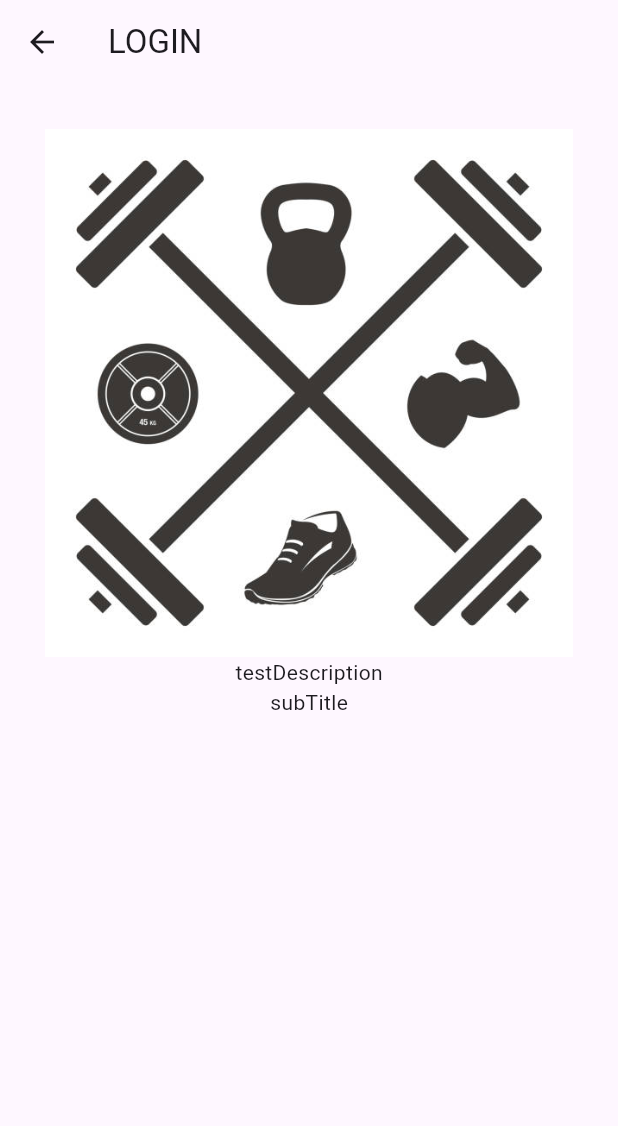
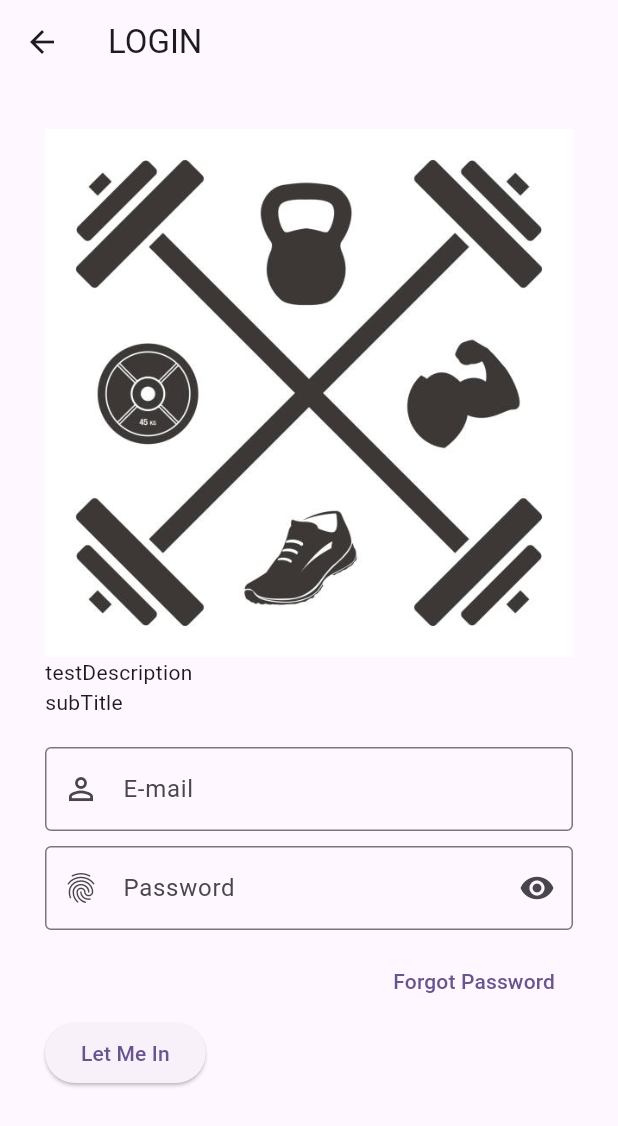
Before and after one commit to SorenM22/Get-Fit, a Flutter app: the AuthenticationPage screen opened directly, after a tap on "Login", on a phone screen of 412 x 824 dp. Shown: the top 1126 px of the screen. Run offline on Flutter 3.47's test engine with Material 3 defaults, Android fonts, the phone set to English and light mode, and no system bars; our stand-ins replace firebase_core, firebase_database; accounts and stored records are empty.

Commit message:
user login form prototype has been created.

```diff
--- a/lib/authentication_page.dart
+++ b/lib/authentication_page.dart
@@ -35,7 +35,8 @@ class AuthenticationPage extends StatelessWidget {
   @override
     Widget build(BuildContext context) {
       var height = MediaQuery.of(context).size.height;
-    return Scaffold(
+    return SafeArea(
+      child: Scaffold(
         body: Container(
            padding: const EdgeInsets.all(30),
           child: Column(
@@ -84,6 +85,7 @@ class AuthenticationPage extends StatelessWidget {
             ]
           )
         )
+      ),
     );
   }
   }
--- a/lib/login_page.dart
+++ b/lib/login_page.dart
@@ -8,7 +8,9 @@ class LoginPage extends StatelessWidget {
 
   @override
   Widget build(BuildContext context) {
-    return Scaffold(
+
+    return SafeArea(
+      child: Scaffold(
         appBar: AppBar(
           title: Text("LOGIN"),
           leading: IconButton(onPressed: (){
@@ -19,14 +21,55 @@ class LoginPage extends StatelessWidget {
           child: Container(
             padding: EdgeInsets.all(30),
             child: Column(
+              crossAxisAlignment: CrossAxisAlignment.start,
               children: [
                 Image(image: AssetImage(loginImage)),
                 const Text("testDescription"),
                 const Text("subTitle"),
-            ]
-          )
-        )
-      )
+
+                Form(
+                    child: Container(
+                      padding: const EdgeInsets.symmetric(vertical: 20.0),
+                      child: Column(
+                        crossAxisAlignment: CrossAxisAlignment.start,
+                        children: [
+                          TextFormField(
+                            decoration: const InputDecoration(
+                              prefixIcon: Icon(Icons.person_outline_outlined),
+                              labelText: "E-mail",
+                              hintText: "Enter you e-mail",
+                              border: OutlineInputBorder(),
+                        ),
+                          ),
+                          const SizedBox(height: 10),
+                          TextFormField(
+                            decoration: const InputDecoration(
+                              prefixIcon: Icon(Icons.fingerprint),
+                              labelText: "Password",
+                              hintText: "Enter your password",
+                              border: OutlineInputBorder(),
+                              suffixIcon: IconButton(
+                                onPressed: null,
+                                icon: Icon(Icons.remove_red_eye_sharp),
+                              ),
+                            ),
+                          ),
+                          const SizedBox(height: 10),
+                          Align(
+                            alignment: Alignment.centerRight,
+                            child: TextButton(
+                              onPressed: (){}, child: const Text("Forgot Password")),
+                          ),
+                          ElevatedButton(onPressed: (){}, child: Text("Let Me In"))
+                        ],
+                      ),
+                    ),
+                ),
+              ],
+            ),
+          ),
+        ),
+      ),
     );
   }
 }
```
Lines whose indentation alone changed are shown as unchanged.
